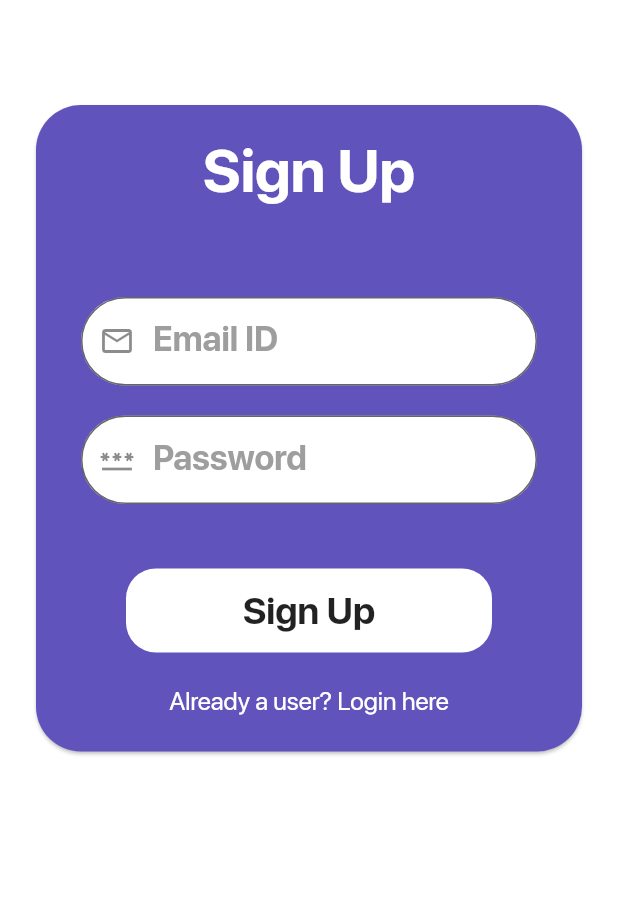
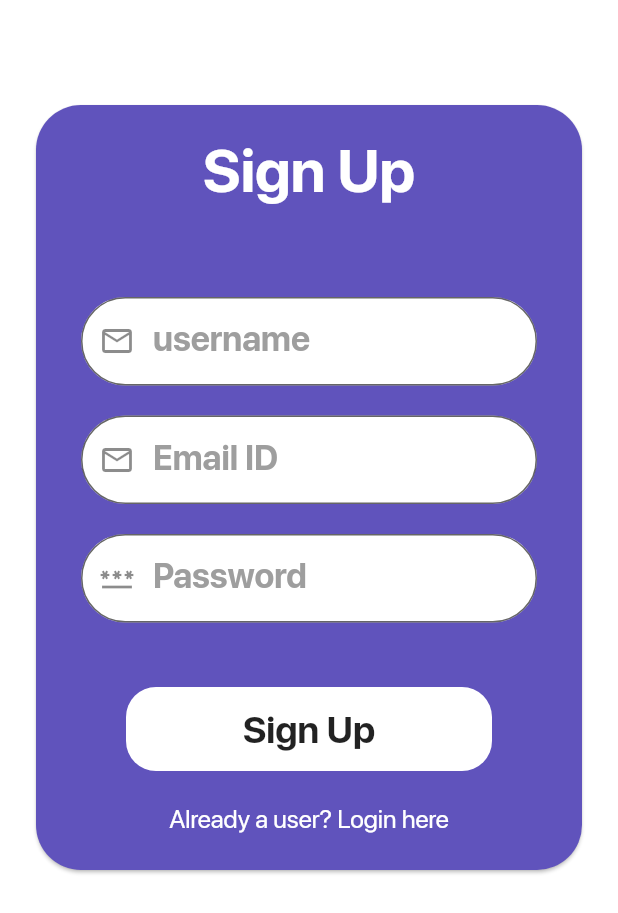
Before and after one commit to ptm0727/SihWinner, a Flutter app: the screen it shows after launch, on a phone screen of 412 x 824 dp. Shown: the top 913 px of the screen. Run offline on Flutter 3.47's test engine with Material 2 defaults, Android fonts, the phone set to English and light mode, and no system bars; our stand-ins replace audioplayers, cloud_firestore, curved_navigation_bar, firebase_auth, firebase_core, flutter_neumorphic and 5 more; missing offline and left inert: audioplayers_web, favorite_button, firebase_image; accounts and stored records are empty.

Commit message:
>Username at SignInPage

```diff
--- a/lib/Login/login.dart
+++ b/lib/Login/login.dart
@@ -15,6 +15,20 @@ class _LoginState extends State<Login> {
   bool isSignUp = true;
   final AuthService _auth = AuthService();
   final key = GlobalKey<FormState>();
+
+  Future openDialog() => showDialog(
+      context: context,
+      builder: (context) => AlertDialog(
+        title: Text("UserName Exist"),
+        actions: [
+          RaisedButton(
+            onPressed: () {
+              Navigator.pop(context);
+            },
+            child: Text("Ok"),
+          ),
+        ],
+      ));
 
   @override
   Widget build(BuildContext context) {
@@ -61,6 +75,23 @@ class _LoginState extends State<Login> {
                           const SizedBox(height: 20),
                           TextFormField(
                             validator: (val) =>
+                            val == null ? "Cannot be empty" : null,
+                            decoration: InputDecoration(
+                                filled: true,
+                                fillColor: Colors.white,
+                                prefixIcon: const Icon(Icons.email_outlined),
+                                border: OutlineInputBorder(
+                                    borderRadius: BorderRadius.circular(30)),
+                                labelText: "username",
+                                labelStyle: const TextStyle(
+                                    fontSize: 23,
+                                    color: Colors.grey,
+                                    fontWeight: FontWeight.w600)),
+                            controller: _nick,
+                          ),
+                          const SizedBox(height: 20),
+                          TextFormField(
+                            validator: (val) =>
                                 val == null ? "Cannot be empty" : null,
                             decoration: InputDecoration(
                                 filled: true,
@@ -101,10 +132,11 @@ class _LoginState extends State<Login> {
                   const SizedBox(height: 35),
                   RegularButton(
                       onPressed: () async {
+
                         if (key.currentState!.validate()) {
                           if (isSignUp) {
                             var user =
-                                await _auth.createAcc(_uid.text, _pwd.text);
+                                await _auth.createAcc(_nick.text,_uid.text, _pwd.text);
                           } else {
                             await _auth.login(_uid.text, _pwd.text);
                           }
--- a/lib/news/news.dart
+++ b/lib/news/news.dart
@@ -7,6 +7,7 @@ import 'package:sih_brain_games/custom_button.dart';
 import 'package:sih_brain_games/news/Add_Blog.dart';
 import 'package:sih_brain_games/news/newspage.dart';
 import 'package:cloud_firestore/cloud_firestore.dart';
+import 'package:sih_brain_games/profile_details.dart';
 
 import '../dark_mode_provider.dart';
 
@@ -261,7 +262,7 @@ class _commentdeleteState extends State<commentdelete> {
             context,
             MaterialPageRoute(
                 builder: (context) =>
-                    News(widget.title, widget.uid, widget.content, widget.id)));
+                    Profile_Details()));
       },
       title: widget.title,
       trailing: IconButton(
--- a/pubspec.yaml
+++ b/pubspec.yaml
@@ -52,6 +52,7 @@ dependencies:
   favorite_button: ^0.0.4
   youtube_player_flutter: ^8.1.0
   lottie: ^1.4.2
+  image_picker: ^0.8.5+3
 
 dev_dependencies:
   flutter_test:
```
Also changed, not shown: lib/Login/auth_service.dart (+27 -5 lines), lib/profile_details.dart (+86 -0 lines), pubspec.lock.
